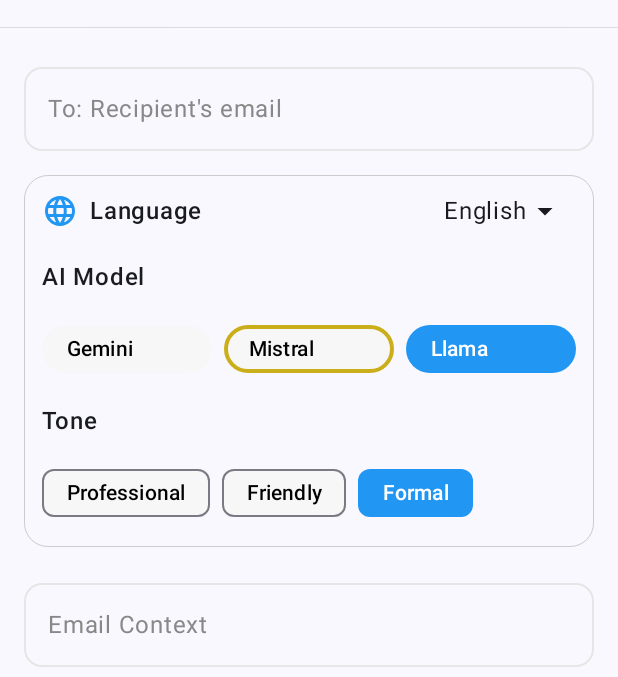
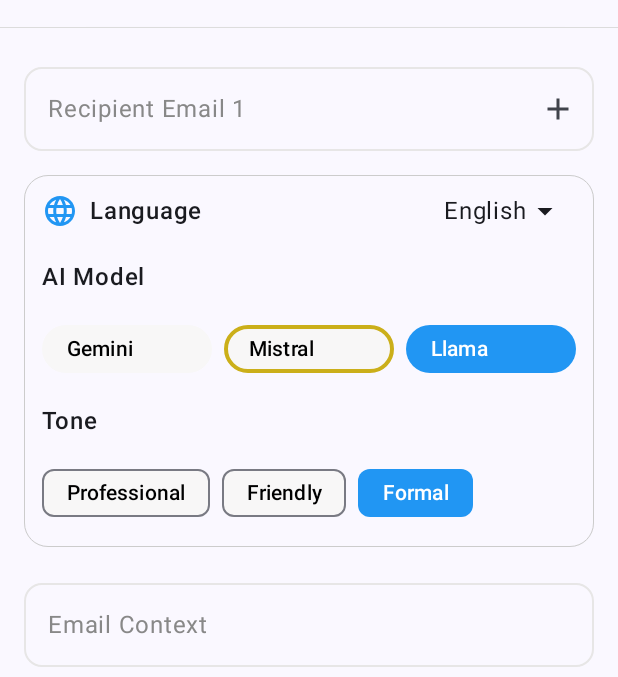
Before and after one commit to anuragkanojiya1/AutoCompose, an Android app built with Jetpack Compose: the SplashScreen screen opened through its navigation route, after a tap on "Compose", on a phone screen of 412 x 824 dp, the part 69-746 px from its top. Run offline under Robolectric (Android 15) with nearby library versions, the phone set to English and light mode, and no system bars; our stand-ins replace Firebase (no records; nobody signed in at launch, a user with empty details on screens opened directly), Room's generated code; 1 statement that could not run was skipped.

Commit message:
chore: updated AgentScreen.kt

```diff
--- a/app/src/main/java/com/example/autocompose/ui/composables/AgentScreen.kt
+++ b/app/src/main/java/com/example/autocompose/ui/composables/AgentScreen.kt
@@ -74,8 +74,12 @@
 import com.example.autocompose.ui.viewmodel.FrequentEmailViewModel
 import android.util.Log
 import androidx.compose.foundation.layout.Spacer
+import androidx.compose.foundation.lazy.LazyColumn
+import androidx.compose.material.icons.filled.Add
+import androidx.compose.material.icons.filled.Remove
 import androidx.compose.material3.MaterialTheme
 import androidx.compose.runtime.saveable.rememberSaveable
+import androidx.compose.ui.graphics.vector.ImageVector
 import androidx.navigation.NavController
 import androidx.navigation.compose.rememberNavController
 import com.example.autocompose.data.datastore.PreferencesManager
@@ -90,12 +94,16 @@
     navController: NavController
 ) {
     val primaryBlue = Color(0xFF2196F3)
-    var recipientEmail by remember { mutableStateOf("") }
+
+    var recipientEmails by remember { mutableStateOf(mutableListOf("")) }
+
     var languageExpanded by remember { mutableStateOf(false) }
     var selectedModel by remember { mutableStateOf("Llama") }
     var subject by remember { mutableStateOf("") }
     var emailContent by remember { mutableStateOf("") }
     var emailContext by remember { mutableStateOf("") }
+
+    var count by remember { mutableStateOf(1) }
 
     val generatedEmail = autoComposeViewmodel.generatedEmail.collectAsState()
     val emailSubject = autoComposeViewmodel.subject.collectAsState()
@@ -170,7 +178,7 @@
         return Intent(Intent.ACTION_SEND).apply {
             type = "message/rfc822"
             setPackage("com.google.android.gm")
-            putExtra(Intent.EXTRA_EMAIL, arrayOf(recipientEmail))
+            putExtra(Intent.EXTRA_EMAIL, recipientEmails.toTypedArray())
             putExtra(Intent.EXTRA_SUBJECT, subject)
             putExtra(Intent.EXTRA_TEXT, emailContent)
         }
@@ -228,19 +236,113 @@
             ) {
                 Spacer(modifier = Modifier.padding(top = 2.dp))
 
+                recipientEmails.forEachIndexed { index, email ->
+                    Row(
+                        verticalAlignment = Alignment.CenterVertically,
+                        modifier = Modifier.fillMaxWidth()
+                    ) {
                         OutlinedTextField(
-                    value = recipientEmail,
-                    onValueChange = { recipientEmail = it },
-                    label = { Text("To: Recipient's email", color = Color.Gray) },
-                    modifier = Modifier.fillMaxWidth(),
+                            value = email,
+                            onValueChange = { newValue ->
+                                val updatedList = recipientEmails.toMutableList()
+                                updatedList[index] = newValue
+                                recipientEmails = updatedList
+                            },
+                            label = { Text("Recipient Email ${index + 1}", color = Color.Gray) },
+                            modifier = Modifier.weight(1f),
                             singleLine = true,
                             colors = TextFieldDefaults.outlinedTextFieldColors(
                                 unfocusedTextColor = Color.Gray,
                                 unfocusedBorderColor = Color(0xFFE7E6E6),
-                        focusedBorderColor = primaryBlue
+                                focusedBorderColor = Color(0xFF2196F3)
                             ),
-                    shape = RoundedCornerShape(12.dp)
+                            shape = RoundedCornerShape(12.dp),
+                            trailingIcon = {
+                                Row {
+                                    IconButton(
+                                        onClick = {
+
+                                            recipientEmails = recipientEmails.toMutableList().apply { add("") }
+                                        }
+                                    ) {
+                                        Icon(
+                                            imageVector = Icons.Default.Add,
+                                            contentDescription = "Add recipient"
                                         )
+                                    }
+
+                                    if (recipientEmails.size > 1) {
+                                        IconButton(
+                                            onClick = {
+
+                                                recipientEmails = recipientEmails.toMutableList().apply { removeAt(index) }
+                                            }
+                                        ) {
+                                            Icon(
+                                                imageVector = Icons.Default.Remove,
+                                                contentDescription = "Remove recipient"
+                                            )
+                                        }
+                                    }
+                                }
+                            }
+                        )
+
+//                        Row {
+//                            IconButton(
+//                                onClick = {
+//
+//                                    recipientEmails = recipientEmails.toMutableList().apply { add("") }
+//                                }
+//                            ) {
+//                                Icon(
+//                                    imageVector = Icons.Default.Add,
+//                                    contentDescription = "Add recipient"
+//                                )
+//                            }
+//
+//                            if (recipientEmails.size > 1) {
+//                                IconButton(
+//                                    onClick = {
+//
+//                                        recipientEmails = recipientEmails.toMutableList().apply { removeAt(index) }
+//                                    }
+//                                ) {
+//                                    Icon(
+//                                        imageVector = Icons.Default.Remove,
+//                                        contentDescription = "Remove recipient"
+//                                    )
+//                                }
+//                            }
+//                        }
+                    }
+                }
+
+//                    for (i in 1..count) {
+//                        OutlinedTextField(
+//                            value = recipientEmail,
+//                            onValueChange = { recipientEmail = it },
+//                            label = { Text("To: Recipient's email", color = Color.Gray) },
+//                            modifier = Modifier.fillMaxWidth(),
+//                            singleLine = true,
+//                            colors = TextFieldDefaults.outlinedTextFieldColors(
+//                                unfocusedTextColor = Color.Gray,
+//                                unfocusedBorderColor = Color(0xFFE7E6E6),
+//                                focusedBorderColor = primaryBlue
+//                            ),
+//                            shape = RoundedCornerShape(12.dp),
+//                            trailingIcon = {
+//                                IconButton(onClick = {
+//                                    count++;
+//                                }) {
+//                                    Icon(
+//                                        imageVector = Icons.Default.Add,
+//                                        contentDescription = ""
+//                                    )
+//                                }
+//                            }
+//                        )
+//                    }
 
                 Card(
                     modifier = Modifier
@@ -516,7 +618,7 @@
 
                 Button(
                     onClick = {
-                        if (emailContext.isNotEmpty() && recipientEmail.isNotEmpty()) {
+                        if (emailContext.isNotEmpty() && recipientEmails.isNotEmpty()) {
                             // Prevent sending "string" as a value
                             val validTone =
                                 if (selectedTone == "string" || selectedTone.isBlank()) "Professional" else selectedTone
```
Lines whose indentation alone changed are shown as unchanged.
